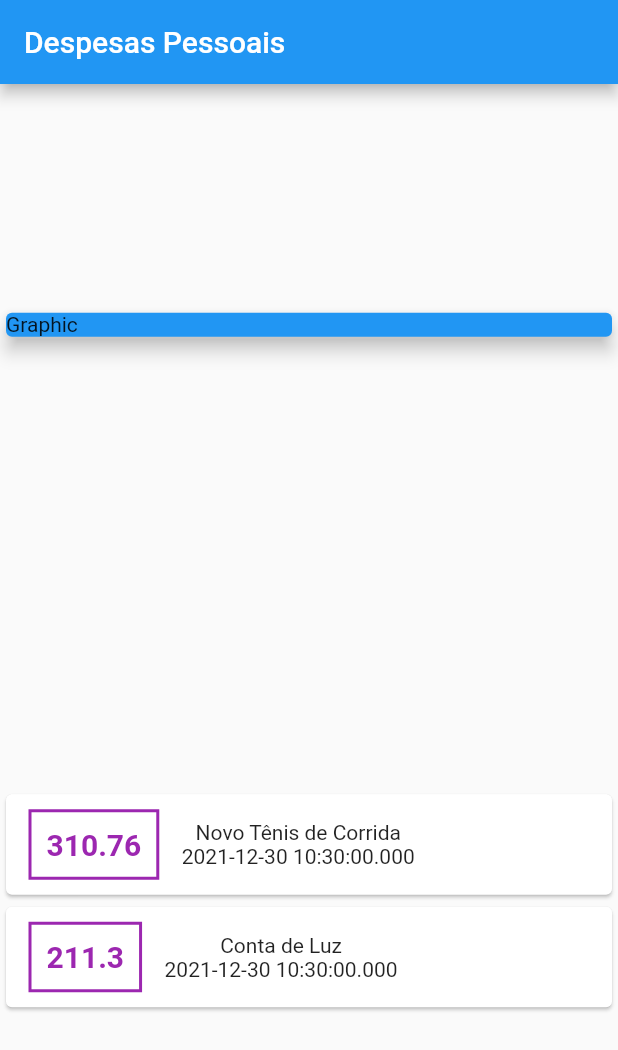
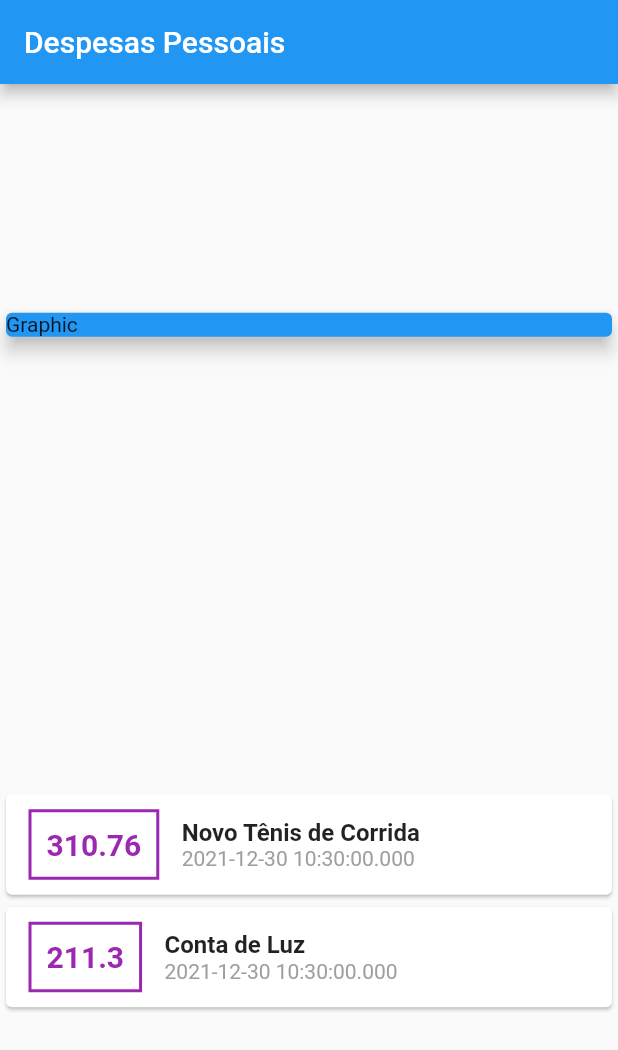
Before and after one commit to felixvicent/gestapp, a Flutter app: the screen it shows after launch, on a phone screen of 412 x 824 dp. Shown: the top 1050 px of the screen. Run offline on Flutter 3.47's test engine with Material 2 defaults, Android fonts, the light colour scheme and no system bars.

Commit message:
Style title and date text

```diff
--- a/lib/main.dart
+++ b/lib/main.dart
@@ -78,9 +78,21 @@ class HomePage extends StatelessWidget {
                           ),
                         ),
                         Column(
+                          crossAxisAlignment: CrossAxisAlignment.start,
                           children: [
-                            Text(transaction.title),
-                            Text(transaction.date.toString())
+                            Text(
+                              transaction.title,
+                              style: TextStyle(
+                                fontSize: 16,
+                                fontWeight: FontWeight.bold,
+                              ),
+                            ),
+                            Text(
+                              transaction.date.toString(),
+                              style: TextStyle(
+                                color: Colors.grey,
+                              ),
+                            )
                           ],
                         )
                       ],
```
